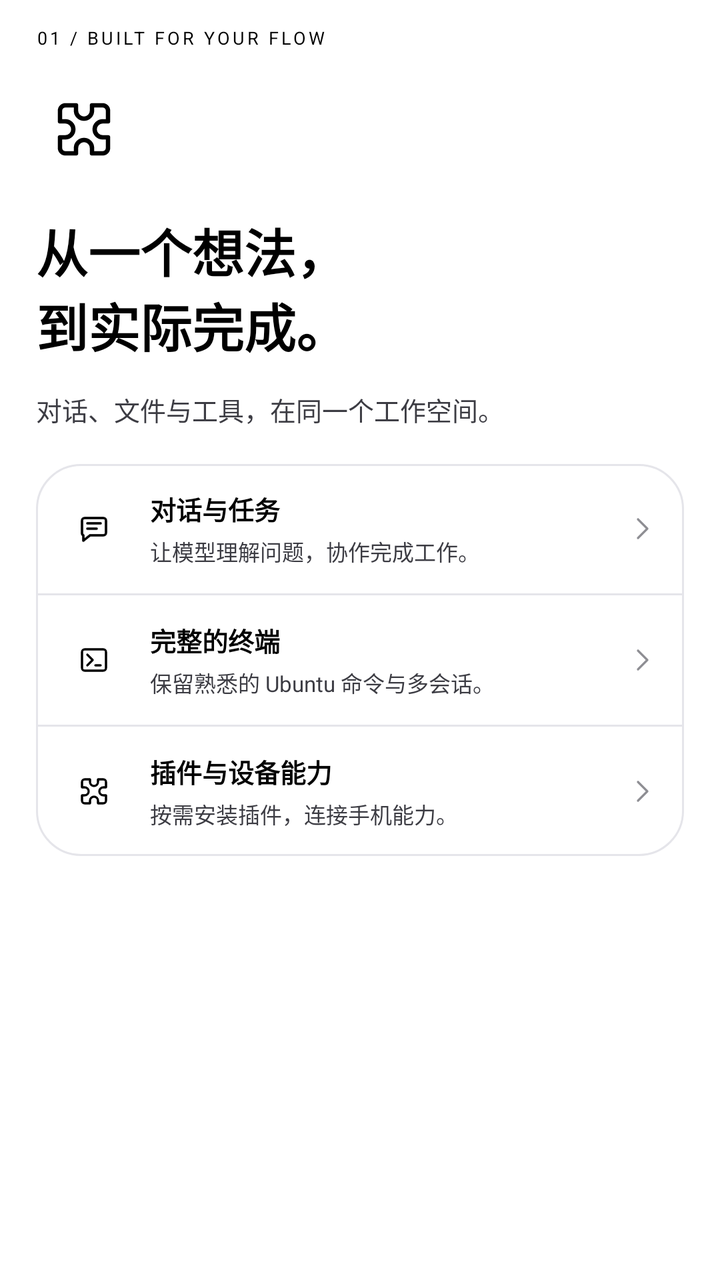
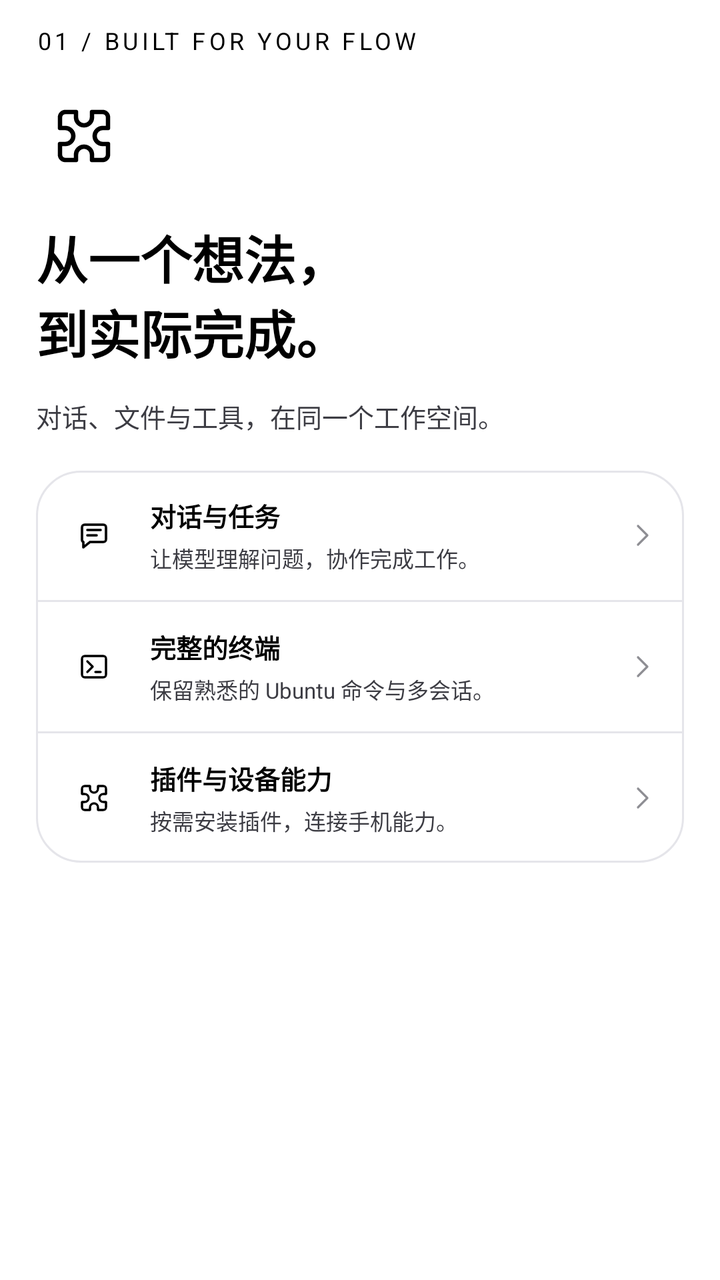

Compare the two renders of this Android layout. The source of the first and the diff that turns it into the second are given below.
<!-- AndroidManifest.xml: application theme Theme.DeepseekHarness -->
<!-- res/layout/welcome_page2.xml -->
<?xml version='1.0' encoding='utf-8'?>
<ScrollView xmlns:android="http://schemas.android.com/apk/res/android" xmlns:app="http://schemas.android.com/apk/res-auto" android:layout_width="match_parent" android:layout_height="match_parent" android:fillViewport="true" android:background="@color/surface">
    <LinearLayout android:layout_width="match_parent" android:layout_height="wrap_content" android:orientation="vertical" android:paddingLeft="18dp" android:paddingRight="18dp" android:paddingTop="14dp" android:paddingBottom="22dp">
        <TextView android:layout_width="match_parent" android:layout_height="wrap_content" android:text="01 / BUILT FOR YOUR FLOW" android:textSize="9sp" android:textColor="@color/primary" android:includeFontPadding="false" android:letterSpacing=".15" android:layout_marginBottom="16dp" />
        <ImageView android:layout_width="48dp" android:layout_height="48dp" android:src="@drawable/ic_plugins" android:background="@drawable/bg_logo" android:padding="8dp" android:contentDescription="@null" app:tint="@color/primary" />
        <TextView android:layout_width="match_parent" android:layout_height="wrap_content" android:text="@string/ui2_welcome_title1" android:textSize="26sp" android:textColor="@color/text" android:includeFontPadding="false" android:textStyle="bold" android:layout_marginTop="18dp" />
        <TextView android:layout_width="match_parent" android:layout_height="wrap_content" android:text="@string/ui2_welcome_lead1" android:textSize="13sp" android:textColor="@color/text_secondary" android:includeFontPadding="false" android:lineSpacingExtra="6dp" android:layout_marginTop="14dp" />
        <LinearLayout android:layout_width="match_parent" android:layout_height="wrap_content" android:orientation="vertical" android:background="@drawable/bg_card" android:layout_marginTop="18dp">
            <LinearLayout android:layout_width="match_parent" android:layout_height="wrap_content" android:id="@+id/welcome_item_1_0" android:orientation="horizontal" android:minHeight="64dp" android:padding="13dp" android:clickable="false" android:focusable="false" android:background="?attr/selectableItemBackground" android:gravity="center_vertical">
                <ImageView android:layout_width="32dp" android:layout_height="32dp" android:src="@drawable/ic_ui_chat" android:background="@drawable/bg_logo" android:padding="8dp" android:contentDescription="@null" app:tint="@color/primary" />
                <LinearLayout android:layout_width="0dp" android:layout_height="wrap_content" android:orientation="vertical" android:layout_weight="1" android:layout_marginStart="12dp">
                    <TextView android:layout_width="match_parent" android:layout_height="wrap_content" android:text="@string/ui2_w1_0" android:textSize="13sp" android:textColor="@color/text" android:includeFontPadding="false" android:textStyle="bold" />
                    <TextView android:layout_width="match_parent" android:layout_height="wrap_content" android:text="@string/ui2_ws1_0" android:textSize="11sp" android:textColor="@color/text_secondary" android:includeFontPadding="false" android:layout_marginTop="4dp" />
                </LinearLayout>
                <ImageView android:layout_width="16dp" android:layout_height="16dp" android:src="@drawable/ic_ui2_chevron" android:contentDescription="@null" app:tint="@color/text_muted" />
            </LinearLayout>
            <View android:layout_width="match_parent" android:layout_height="1dp" android:background="@color/line" />
            <LinearLayout android:layout_width="match_parent" android:layout_height="wrap_content" android:id="@+id/welcome_item_1_1" android:orientation="horizontal" android:minHeight="64dp" android:padding="13dp" android:clickable="false" android:focusable="false" android:background="?attr/selectableItemBackground" android:gravity="center_vertical">
                <ImageView android:layout_width="32dp" android:layout_height="32dp" android:src="@drawable/ic_terminal" android:background="@drawable/bg_logo" android:padding="8dp" android:contentDescription="@null" app:tint="@color/primary" />
                <LinearLayout android:layout_width="0dp" android:layout_height="wrap_content" android:orientation="vertical" android:layout_weight="1" android:layout_marginStart="12dp">
                    <TextView android:layout_width="match_parent" android:layout_height="wrap_content" android:text="@string/ui2_w1_1" android:textSize="13sp" android:textColor="@color/text" android:includeFontPadding="false" android:textStyle="bold" />
                    <TextView android:layout_width="match_parent" android:layout_height="wrap_content" android:text="@string/ui2_ws1_1" android:textSize="11sp" android:textColor="@color/text_secondary" android:includeFontPadding="false" android:layout_marginTop="4dp" />
                </LinearLayout>
                <ImageView android:layout_width="16dp" android:layout_height="16dp" android:src="@drawable/ic_ui2_chevron" android:contentDescription="@null" app:tint="@color/text_muted" />
            </LinearLayout>
            <View android:layout_width="match_parent" android:layout_height="1dp" android:background="@color/line" />
            <LinearLayout android:layout_width="match_parent" android:layout_height="wrap_content" android:id="@+id/welcome_item_1_2" android:orientation="horizontal" android:minHeight="64dp" android:padding="13dp" android:clickable="false" android:focusable="false" android:background="?attr/selectableItemBackground" android:gravity="center_vertical">
                <ImageView android:layout_width="32dp" android:layout_height="32dp" android:src="@drawable/ic_plugins" android:background="@drawable/bg_logo" android:padding="8dp" android:contentDescription="@null" app:tint="@color/primary" />
                <LinearLayout android:layout_width="0dp" android:layout_height="wrap_content" android:orientation="vertical" android:layout_weight="1" android:layout_marginStart="12dp">
                    <TextView android:layout_width="match_parent" android:layout_height="wrap_content" android:text="@string/ui2_w1_2" android:textSize="13sp" android:textColor="@color/text" android:includeFontPadding="false" android:textStyle="bold" />
                    <TextView android:layout_width="match_parent" android:layout_height="wrap_content" android:text="@string/ui2_ws1_2" android:textSize="11sp" android:textColor="@color/text_secondary" android:includeFontPadding="false" android:layout_marginTop="4dp" />
                </LinearLayout>
                <ImageView android:layout_width="16dp" android:layout_height="16dp" android:src="@drawable/ic_ui2_chevron" android:contentDescription="@null" app:tint="@color/text_muted" />
            </LinearLayout>
        </LinearLayout>
    </LinearLayout>
</ScrollView>
<!-- resources referenced by this layout -->
<resources>
  <color name="line">#E5E5EA</color>
  <color name="primary">#000000</color>
  <color name="surface">#FFFFFF</color>
  <color name="text">#000000</color>
  <color name="text_muted">#8E8E93</color>
  <color name="text_secondary">#3C3C43</color>
  <!-- drawable bg_card (drawable) -->
  <?xml version="1.0" encoding="utf-8"?>
  <shape xmlns:android="http://schemas.android.com/apk/res/android" android:shape="rectangle">
      <gradient android:type="linear" android:angle="270"
          android:startColor="@color/card" android:endColor="@color/raised" />
      <corners android:radius="@dimen/radius_card" />
      <stroke android:width="@dimen/stroke" android:color="@color/line" />
  </shape>
  <string name="ui2_w1_0">对话与任务</string>
  <string name="ui2_w1_1">完整的终端</string>
  <string name="ui2_w1_2">插件与设备能力</string>
  <string name="ui2_welcome_lead1">对话、文件与工具，在同一个工作空间。</string>
  <string name="ui2_welcome_title1">从一个想法，\n到实际完成。</string>
  <string name="ui2_ws1_0">让模型理解问题，协作完成工作。</string>
  <string name="ui2_ws1_1">保留熟悉的 Ubuntu 命令与多会话。</string>
  <string name="ui2_ws1_2">按需安装插件，连接手机能力。</string>
  <style name="Theme.DeepseekHarness" parent="Theme.DEEPSEEK_HARNESS_Base">
          <item name="android:windowLightStatusBar">true</item>
      </style>
  <color name="card">#FFFFFF</color>
  <color name="raised">#FFFFFF</color>
  <dimen name="radius_card">22dp</dimen>
  <dimen name="stroke">1dp</dimen>
  <color name="logo_top">#FFFFFF</color>
  <color name="accent_on">#FFFFFF</color>
  <color name="primary_dark">#1C1C1E</color>
  <color name="ripple">#0F000000</color>
  <color name="err">#48484A</color>
  <color name="error_on">#FFFFFF</color>
  <style name="Widget.DEEPSEEK_HARNESS_RadioButton" parent="Widget.Material3.CompoundButton.RadioButton">
          <item name="android:textColor">@color/button_text</item>
      </style>
  <style name="Widget.DEEPSEEK_HARNESS_CheckBox" parent="Widget.Material3.CompoundButton.CheckBox">
          <item name="android:textColor">@color/button_text</item>
          <item name="android:button">@drawable/checkbox_custom</item>
      </style>
  <style name="Widget.DEEPSEEK_HARNESS_Switch" parent="Widget.Material3.CompoundButton.MaterialSwitch">
          <item name="android:textColor">@color/button_text</item>
      </style>
  <style name="Shape.DEEPSEEK_HARNESS_Dialog" parent="">
          <item name="cornerFamily">rounded</item>
          <item name="cornerSize">32dp</item>
      </style>
  <style name="TextAppearance.DEEPSEEK_HARNESS_DialogBody" parent="MaterialAlertDialog.Material3.Body.Text">
          <item name="android:textColor">@color/text_secondary</item><item name="android:textSize">15sp</item>
      </style>
  <!-- drawable bg_btn_primary (drawable) -->
  <?xml version="1.0" encoding="utf-8"?>
  <ripple xmlns:android="http://schemas.android.com/apk/res/android" android:color="@color/primary_ripple">
      <item android:id="@android:id/mask">
          <shape android:shape="rectangle">
              <solid android:color="#FFFFFFFF" />
              <corners android:radius="@dimen/radius_control" />
          </shape>
      </item>
      <item>
          <selector>
              <item android:state_enabled="false">
                  <shape android:shape="rectangle">
                      <solid android:color="@color/disabled" />
                      <corners android:radius="@dimen/radius_control" />
                  </shape>
              </item>
              <item>
                  <shape android:shape="rectangle">
                      <gradient android:type="linear" android:angle="270"
                          android:startColor="@color/primary_dark" android:endColor="@color/primary" />
                      <corners android:radius="@dimen/radius_control" />
                  </shape>
              </item>
          </selector>
      </item>
  </ripple>
  <dimen name="text_body">15sp</dimen>
  <dimen name="radius_control">16dp</dimen>
  <color name="disabled">#E9E9EE</color>
  <color name="primary_ripple">#1A000000</color>
  <!-- unchanged entries left out for length: 18 -->
</resources>

<!-- the commit's change to res/layout/welcome_page2.xml (unified diff, before → after) -->
@@ -1,7 +1,7 @@
 <?xml version='1.0' encoding='utf-8'?>
 <ScrollView xmlns:android="http://schemas.android.com/apk/res/android" xmlns:app="http://schemas.android.com/apk/res-auto" android:layout_width="match_parent" android:layout_height="match_parent" android:fillViewport="true" android:background="@color/surface">
     <LinearLayout android:layout_width="match_parent" android:layout_height="wrap_content" android:orientation="vertical" android:paddingLeft="18dp" android:paddingRight="18dp" android:paddingTop="14dp" android:paddingBottom="22dp">
-        <TextView android:layout_width="match_parent" android:layout_height="wrap_content" android:text="01 / BUILT FOR YOUR FLOW" android:textSize="9sp" android:textColor="@color/primary" android:includeFontPadding="false" android:letterSpacing=".15" android:layout_marginBottom="16dp" />
+        <TextView android:layout_width="match_parent" android:layout_height="wrap_content" android:text="01 / BUILT FOR YOUR FLOW" android:textSize="12sp" android:textColor="@color/primary" android:includeFontPadding="false" android:letterSpacing=".15" android:layout_marginBottom="16dp" />
         <ImageView android:layout_width="48dp" android:layout_height="48dp" android:src="@drawable/ic_plugins" android:background="@drawable/bg_logo" android:padding="8dp" android:contentDescription="@null" app:tint="@color/primary" />
         <TextView android:layout_width="match_parent" android:layout_height="wrap_content" android:text="@string/ui2_welcome_title1" android:textSize="26sp" android:textColor="@color/text" android:includeFontPadding="false" android:textStyle="bold" android:layout_marginTop="18dp" />
         <TextView android:layout_width="match_parent" android:layout_height="wrap_content" android:text="@string/ui2_welcome_lead1" android:textSize="13sp" android:textColor="@color/text_secondary" android:includeFontPadding="false" android:lineSpacingExtra="6dp" android:layout_marginTop="14dp" />
<!-- resource entries referenced after the edit -->
@@ -9,8 +9,7 @@
   <!-- drawable bg_card (drawable) -->
   <?xml version="1.0" encoding="utf-8"?>
   <shape xmlns:android="http://schemas.android.com/apk/res/android" android:shape="rectangle">
-      <gradient android:type="linear" android:angle="270"
-          android:startColor="@color/card" android:endColor="@color/raised" />
+      <solid android:color="@color/card" />
       <corners android:radius="@dimen/radius_card" />
       <stroke android:width="@dimen/stroke" android:color="@color/line" />
   </shape>
@@ -54,13 +53,16 @@
       </style>
   <!-- drawable bg_btn_primary (drawable) -->
   <?xml version="1.0" encoding="utf-8"?>
-  <ripple xmlns:android="http://schemas.android.com/apk/res/android" android:color="@color/primary_ripple">
+  <ripple xmlns:android="http://schemas.android.com/apk/res/android"
+      android:color="@color/primary_ripple">
+  
       <item android:id="@android:id/mask">
           <shape android:shape="rectangle">
               <solid android:color="#FFFFFFFF" />
               <corners android:radius="@dimen/radius_control" />
           </shape>
       </item>
+  
       <item>
           <selector>
               <item android:state_enabled="false">
@@ -71,8 +73,7 @@
               </item>
               <item>
                   <shape android:shape="rectangle">
-                      <gradient android:type="linear" android:angle="270"
-                          android:startColor="@color/primary_dark" android:endColor="@color/primary" />
+                      <solid android:color="@color/primary" />
                       <corners android:radius="@dimen/radius_control" />
                   </shape>
               </item>
